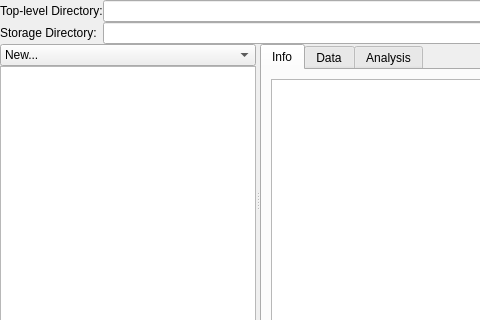
The window that lib/modules/DataManager/DataManagerTemplate.ui (acq4/acq4) describes before a commit, drawn with Qt 5; both pictures show x 0 to 480 and y 0 to 320 of the 800 by 600 pixel window.
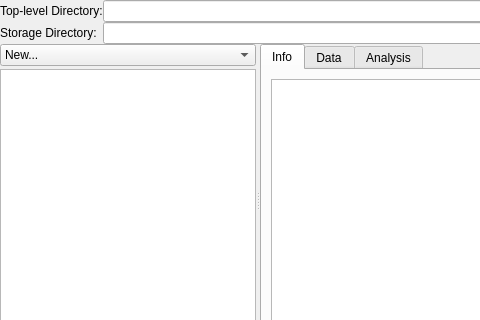
The same window after the commit.

```diff
--- a/lib/modules/DataManager/DataManagerTemplate.ui
+++ b/lib/modules/DataManager/DataManagerTemplate.ui
@@ -60,10 +60,10 @@
       <property name="orientation">
        <enum>Qt::Horizontal</enum>
       </property>
-      <widget class="QWidget" name="">
+      <widget class="QWidget" name="layoutWidget">
        <layout class="QVBoxLayout" name="verticalLayout_2">
         <property name="spacing">
-         <number>0</number>
+         <number>3</number>
         </property>
         <item>
          <widget class="QComboBox" name="comboBox">
```
Left out of the diff: 2 changed lines with no effect on the pictures.
